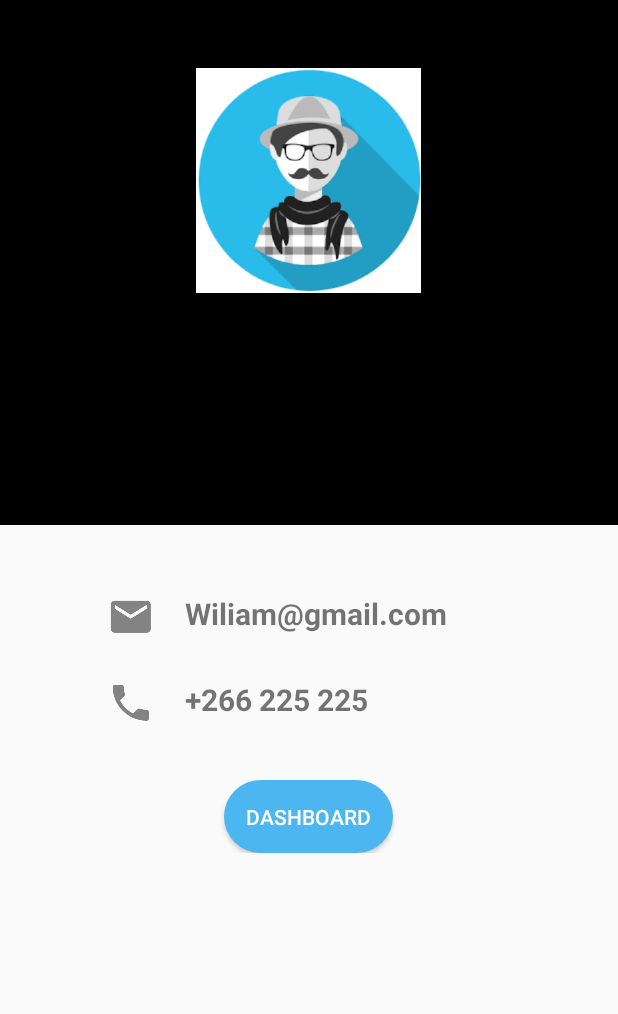
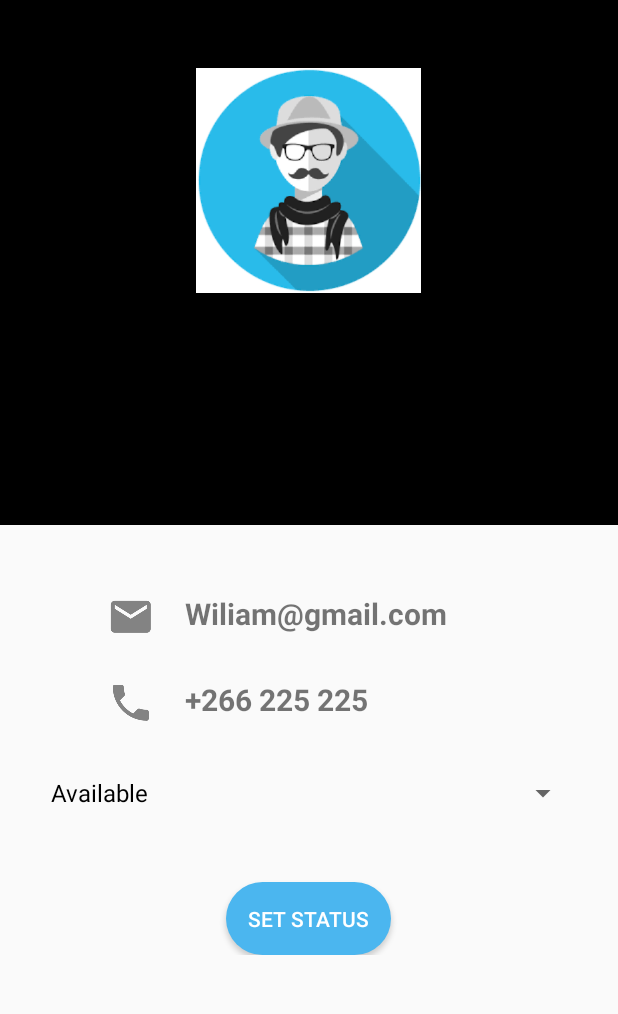
Before and after one commit to kaus-rai/Teacher-Tracker, an Android app: the screen it shows after launch (Profile), on a phone screen of 412 x 824 dp, the part 84-1098 px from its top. Run offline under Robolectric (Android 15) with nearby library versions, the phone set to English and light mode, and no system bars.

Commit message:
Added Spinner for Setting the Status.

```diff
--- a/app/src/main/java/com/dexter/TeacherTracker/Profile.java
+++ b/app/src/main/java/com/dexter/TeacherTracker/Profile.java
@@ -2,18 +2,25 @@ package com.dexter.TeacherTracker;
 
 import android.support.v7.app.AppCompatActivity;
 import android.os.Bundle;
+import android.widget.ArrayAdapter;
+import android.widget.Spinner;
 import android.widget.TextView;
 
 public class Profile extends AppCompatActivity {
 
     TextView name;
+    Spinner sp;
 
     @Override
     protected void onCreate(Bundle savedInstanceState) {
         super.onCreate(savedInstanceState);
         setContentView(R.layout.profile);
-        name=findViewById(R.id.name1);
-        String username=getIntent().getExtras().getString("name");
-        name.setText(username);
+        sp=findViewById(R.id.spinner);
+        String[] status={"Available","Busy",};
+        ArrayAdapter<String> adapter = new ArrayAdapter<>(this, android.R.layout.simple_spinner_dropdown_item, status);
+        sp.setAdapter(adapter);
+        //  name=findViewById(R.id.name1);
+       // String username=getIntent().getExtras().getString("name");
+        //name.setText(username);
     }
 }
--- a/app/src/main/res/layout/profile.xml
+++ b/app/src/main/res/layout/profile.xml
@@ -85,6 +85,13 @@ xmlns:android="http://schemas.android.com/apk/res/android">
                 tools:ignore="RtlSymmetry"
                 android:drawableStart="@drawable/ic_phone" />
         </LinearLayout>
+        <Spinner
+            android:id="@+id/spinner"
+            android:layout_width="match_parent"
+            android:layout_height="wrap_content"
+            android:layout_marginTop="20dp"
+            >
+        </Spinner>
     </LinearLayout>
 
     <Button
@@ -94,8 +101,9 @@ xmlns:android="http://schemas.android.com/apk/res/android">
         android:layout_gravity="center_horizontal"
         android:layout_width="wrap_content"
         android:layout_height="wrap_content"
-        android:text="@string/dashboard"
+        android:text="@string/set"
         />
+
 
 </LinearLayout>
 </ScrollView>
--- a/app/src/main/res/values/strings.xml
+++ b/app/src/main/res/values/strings.xml
@@ -9,7 +9,7 @@
     <string name="mail">Wiliam@gmail.com</string>
     <string name="number">+266 225 225</string>
     <string name="desc">Image</string>
-    <string name="dashboard">Dashboard</string>
+    <string name="set">SET STATUS</string>
 
 
 </resources>
```
